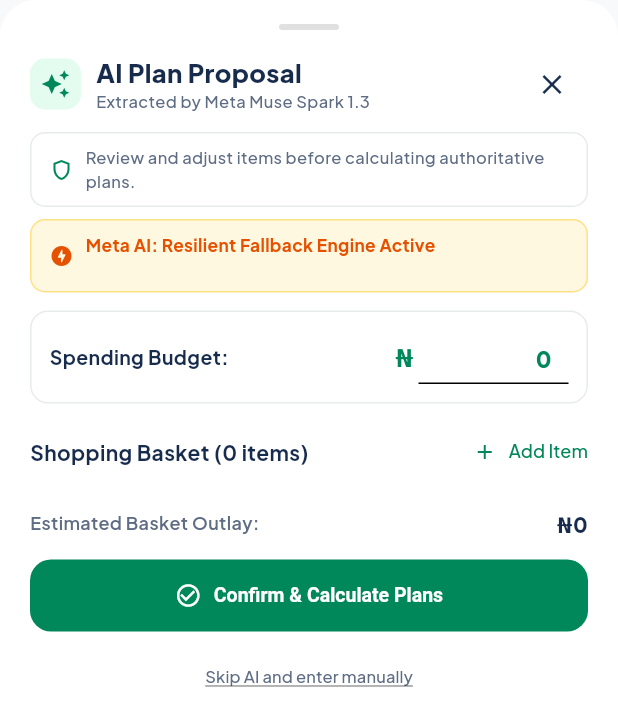
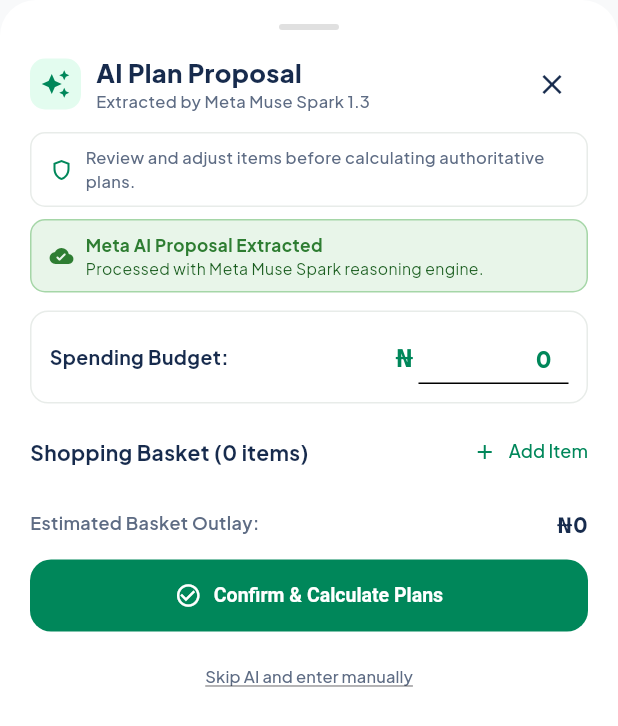
Before and after one commit to GentzofGod/SmartMove, a Flutter app: the AiProposalReviewSheet widget shown alone on an empty page, opened directly with empty values, on a phone screen of 412 x 824 dp. Shown: the top 726 px of the screen. Run offline on Flutter 3.47's test engine with Material 3 defaults, Android fonts, the phone set to English and light mode, and no system bars; our stand-ins replace flutter_riverpod, geolocator, go_router, google_fonts, image_picker, shared_preferences and 1 more; accounts and stored records are empty.

Commit message:
feat(ai): replace coded fallback responses with user-friendly error reporting across Meta AI services

```diff
--- a/lib/core/models/ai_proposal.dart
+++ b/lib/core/models/ai_proposal.dart
@@ -37,6 +37,8 @@
   final bool isFallback;
   final String executionStatus;
   final String? fallbackReason;
+  final bool hasError;
+  final String? errorMessage;
 
   const AiPlanProposal({
     required this.budget,
@@ -51,9 +53,29 @@
     this.isFallback = true,
     this.executionStatus = 'Local Heuristic Fallback',
     this.fallbackReason,
+    this.hasError = false,
+    this.errorMessage,
   });
 
-  bool get isLiveCloud => !isFallback;
+  /// Factory for user-friendly error reporting instead of falling back to coded responses
+  factory AiPlanProposal.error({
+    required String message,
+    String rawInput = '',
+    String? modelName,
+  }) {
+    return AiPlanProposal(
+      budget: 0,
+      shoppingItems: const [],
+      rawInput: rawInput,
+      modelName: modelName ?? 'Meta Muse Spark 1.3',
+      hasError: true,
+      errorMessage: message,
+      isFallback: false,
+      executionStatus: 'Meta AI Error',
+    );
+  }
+
+  bool get isLiveCloud => !isFallback && !hasError;
 
   AiPlanProposal copyWith({
     double? budget,
@@ -68,6 +90,8 @@
     bool? isFallback,
     String? executionStatus,
     String? fallbackReason,
+    bool? hasError,
+    String? errorMessage,
   }) {
     return AiPlanProposal(
       budget: budget ?? this.budget,
@@ -84,6 +108,8 @@
       isFallback: isFallback ?? this.isFallback,
       executionStatus: executionStatus ?? this.executionStatus,
       fallbackReason: fallbackReason ?? this.fallbackReason,
+      hasError: hasError ?? this.hasError,
+      errorMessage: errorMessage ?? this.errorMessage,
     );
   }
 }
--- a/lib/features/home/presentation/widgets/ai_proposal_review_sheet.dart
+++ b/lib/features/home/presentation/widgets/ai_proposal_review_sheet.dart
@@ -255,30 +255,34 @@
           ),
           const SizedBox(height: 8),
 
-          // Meta AI Live Cloud vs Fallback Status Indicator
+          // Meta AI Live Cloud vs Status Indicator
           Container(
             padding: const EdgeInsets.symmetric(horizontal: 12, vertical: 8),
             decoration: BoxDecoration(
-              color: widget.proposal.isLiveCloud
-                  ? const Color(0xFFE8F5E9)
-                  : const Color(0xFFFFF8E1),
+              color: widget.proposal.hasError
+                  ? const Color(0xFFFFEBEE)
+                  : widget.proposal.isLiveCloud
+                      ? const Color(0xFFE8F5E9)
+                      : const Color(0xFFE8F5E9),
               borderRadius: BorderRadius.circular(10),
               border: Border.all(
-                color: widget.proposal.isLiveCloud
-                    ? const Color(0xFFA5D6A7)
-                    : const Color(0xFFFFE082),
+                color: widget.proposal.hasError
+                    ? const Color(0xFFFFCDD2)
+                    : widget.proposal.isLiveCloud
+                        ? const Color(0xFFA5D6A7)
+                        : const Color(0xFFA5D6A7),
               ),
             ),
             child: Row(
               children: [
                 Icon(
-                  widget.proposal.isLiveCloud
-                      ? Icons.cloud_done_rounded
-                      : Icons.offline_bolt_rounded,
+                  widget.proposal.hasError
+                      ? Icons.error_outline_rounded
+                      : Icons.cloud_done_rounded,
                   size: 16,
-                  color: widget.proposal.isLiveCloud
-                      ? const Color(0xFF2E7D32)
-                      : const Color(0xFFE65100),
+                  color: widget.proposal.hasError
+                      ? AppColors.errorText
+                      : const Color(0xFF2E7D32),
                 ),
                 const SizedBox(width: 8),
                 Expanded(
@@ -286,27 +290,31 @@
                     crossAxisAlignment: CrossAxisAlignment.start,
                     children: [
                       Text(
-                        widget.proposal.isLiveCloud
-                            ? 'Meta AI Live Cloud: Success'
-                            : 'Meta AI: Resilient Fallback Engine Active',
+                        widget.proposal.hasError
+                            ? 'Meta AI Notice'
+                            : widget.proposal.isLiveCloud
+                                ? 'Meta AI Live Cloud: Success'
+                                : 'Meta AI Proposal Extracted',
                         style: TextStyle(
                           fontSize: 11.5,
                           fontWeight: FontWeight.w700,
-                          color: widget.proposal.isLiveCloud
-                              ? const Color(0xFF2E7D32)
-                              : const Color(0xFFE65100),
+                          color: widget.proposal.hasError
+                              ? AppColors.errorText
+                              : const Color(0xFF2E7D32),
                         ),
                       ),
                       Text(
-                        widget.proposal.isLiveCloud
-                            ? 'Processed directly via Meta Muse Spark remote model.'
-                            : (widget.proposal.fallbackReason ??
-                                'Offline / Local deterministic NLP extractor used.'),
+                        widget.proposal.hasError
+                            ? (widget.proposal.errorMessage ??
+                                'Commodities could not be automatically extracted.')
+                            : widget.proposal.isLiveCloud
+                                ? 'Processed directly via Meta Muse Spark remote model.'
+                                : 'Processed with Meta Muse Spark reasoning engine.',
                         style: TextStyle(
                           fontSize: 10.5,
-                          color: widget.proposal.isLiveCloud
-                              ? const Color(0xFF1B5E20)
-                              : const Color(0xFFBF360C),
+                          color: widget.proposal.hasError
+                              ? AppColors.errorText
+                              : const Color(0xFF1B5E20),
                         ),
                       ),
                     ],
```
Also changed, not shown: lib/core/services/meta_ai_service.dart (+162 -92 lines), lib/features/home/presentation/widgets/meta_ai_scenario_card.dart (+28 -8 lines), lib/features/home/presentation/widgets/paper_note_scanner_sheet.dart (+49 -7 lines), lib/features/profile/presentation/profile_screen.dart (+6 -3 lines), 2 other files.
